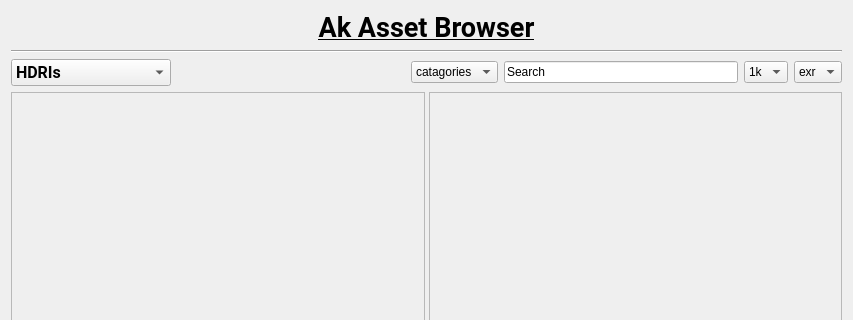
Akshay25798/VFX-Asset_Browser_Houdini, file src/ui/mainUI.ui: the form before one commit; both pictures show x 0 to 853 and y 0 to 320 of the 853 by 607 pixel window.
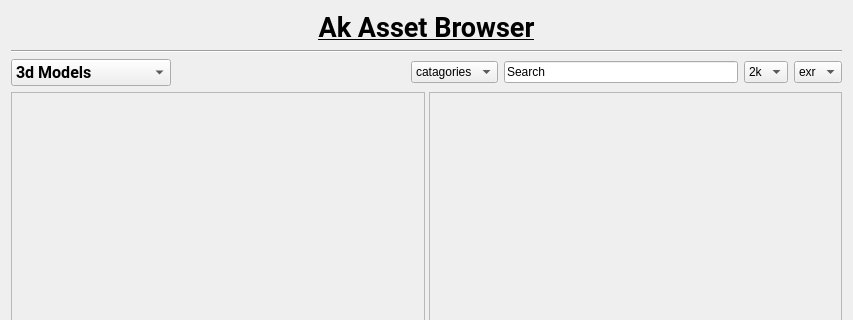
The form after the commit.

Commit message: modified:   src/__pycache__/main.cpython-37.pyc 	modified:   src/main.py 	modified:   src/ui/mainUI.ui

```diff
--- a/src/ui/mainUI.ui
+++ b/src/ui/mainUI.ui
@@ -56,6 +56,9 @@
            <bold>true</bold>
           </font>
          </property>
+         <property name="currentIndex">
+          <number>1</number>
+         </property>
          <item>
           <property name="text">
            <string>HDRIs</string>
@@ -119,6 +122,9 @@
        </item>
        <item>
         <widget class="QComboBox" name="texRes">
+         <property name="currentIndex">
+          <number>1</number>
+         </property>
          <item>
           <property name="text">
            <string>1k</string>
```
Left out of the diff: 3 changed lines with no effect on the pictures. The commit also changes 2 other files.
